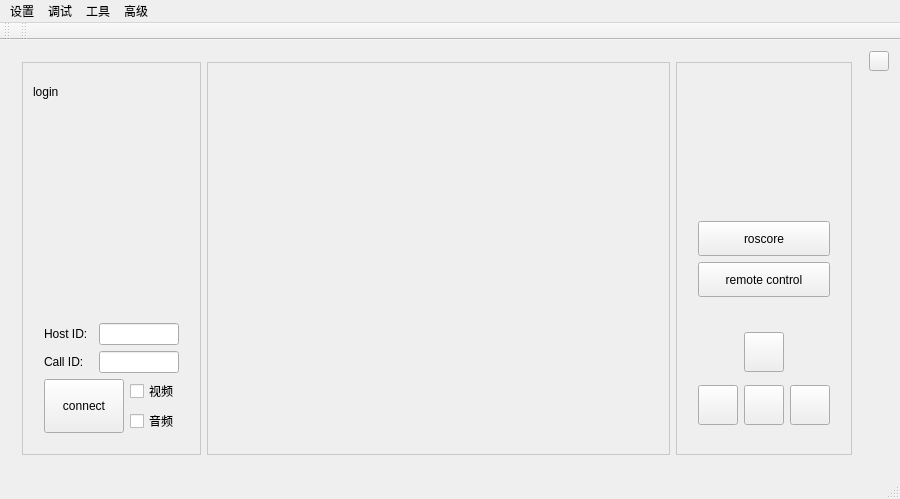
Above: robot_gui/mainwindow.ui from CastielLiu/robotGui before the change. Below: the same form after it.
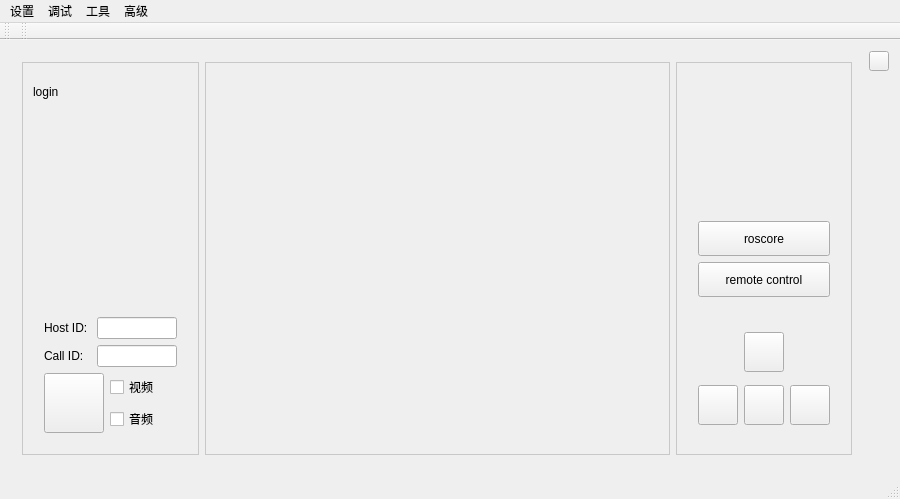
That is the form after the change. Icons and pictures are not drawn. Custom widgets are drawn as their Qt base class.

Patch:
```diff
--- a/robot_gui/mainwindow.ui
+++ b/robot_gui/mainwindow.ui
@@ -141,14 +141,14 @@
                    <widget class="QPushButton" name="pushButton_call">
                     <property name="minimumSize">
                      <size>
-                      <width>0</width>
-                      <height>0</height>
+                      <width>60</width>
+                      <height>60</height>
                      </size>
                     </property>
                     <property name="maximumSize">
                      <size>
-                      <width>80</width>
-                      <height>65535</height>
+                      <width>60</width>
+                      <height>60</height>
                      </size>
                     </property>
                     <property name="focusPolicy">
@@ -158,7 +158,7 @@
                      <string notr="true">0</string>
                     </property>
                     <property name="text">
-                     <string>connect</string>
+                     <string/>
                     </property>
                     <property name="checkable">
                      <bool>true</bool>
```
Left out of the diff: 2 changed lines with no effect on the pictures.
